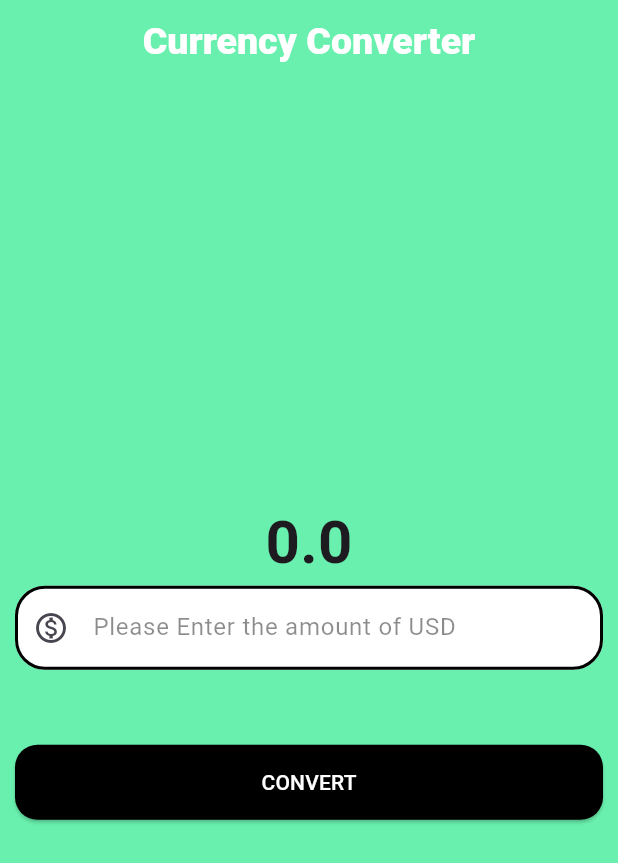
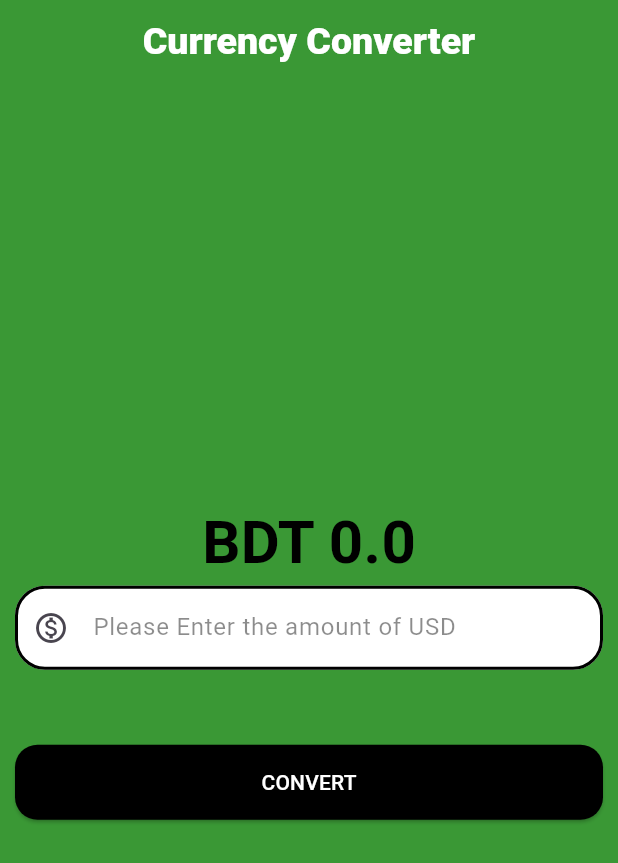
Before and after one commit to mhbabon/currency_conveter, a Flutter app: the screen it shows after launch, on a phone screen of 412 x 824 dp. Shown: the top 863 px of the screen. Run offline on Flutter 3.47's test engine with Material 3 defaults, Android fonts, the phone set to English and light mode, and no system bars.

Commit message:
Its a currency conveter app which is convert USD to BDT

```diff
--- a/lib/pages/currency_conveter.dart
+++ b/lib/pages/currency_conveter.dart
@@ -23,7 +23,7 @@ class _HomePageState extends State<HomePage> {
   Widget build(BuildContext context) {
     return Scaffold(
       appBar: AppBar(
-        backgroundColor: Colors.greenAccent,
+        backgroundColor: const Color(0xFF3A9835),
         title:const Text(
           'Currency Converter',
           style: TextStyle(
@@ -38,15 +38,16 @@ class _HomePageState extends State<HomePage> {
         child: Container(
           width: double.maxFinite,
           height: double.maxFinite,
-          decoration: const BoxDecoration(color: Colors.greenAccent),
+          decoration: const BoxDecoration(color: Color(0xFF3A9835)),
           child: Padding(
             padding: const EdgeInsets.all(10.0),
             child: Column(
               mainAxisAlignment: MainAxisAlignment.center,
               children: [
                  Text(
-                  result.toString(),
+                  'BDT $result',
                   style:const TextStyle(
+                    color: Colors.black,
                     fontSize: 40,
                     fontWeight: FontWeight.bold,
                   ),
```
